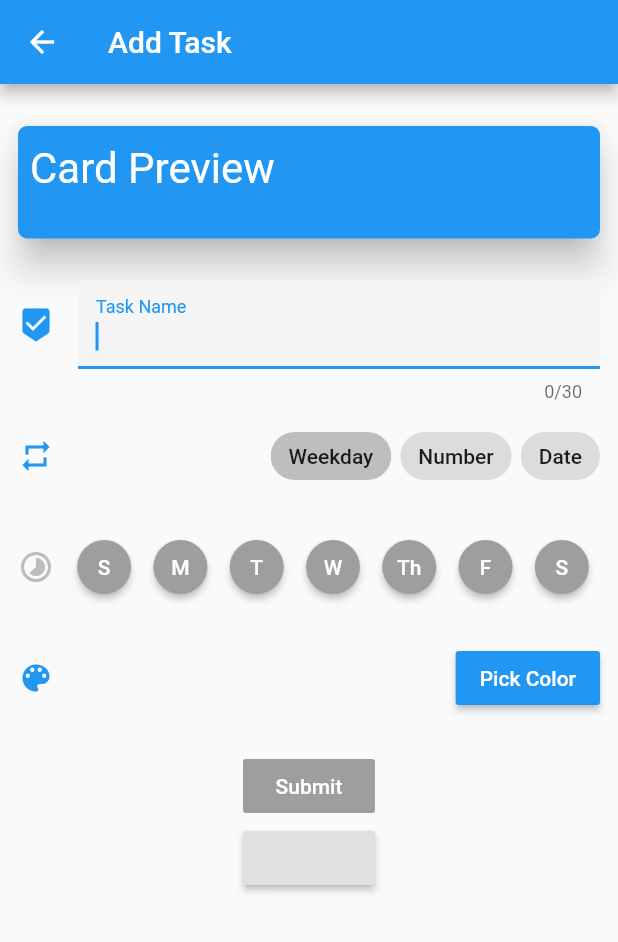
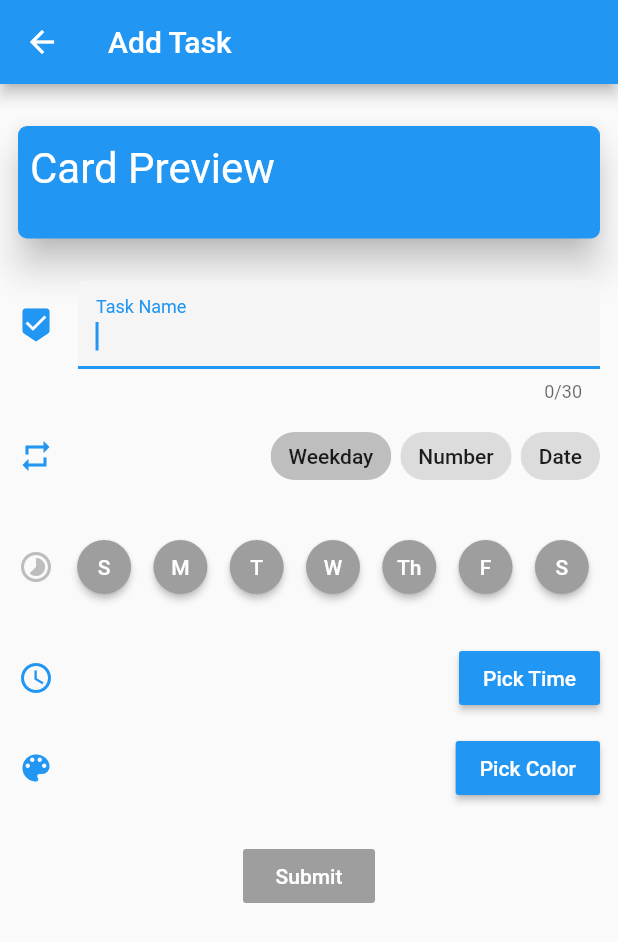
Before and after one commit to SamarthDesai01/RepeatMe, a Flutter app: the AddTask screen opened directly, on a phone screen of 412 x 824 dp. Shown: the top 942 px of the screen. Run offline on Flutter 3.47's test engine with Material 2 defaults, Android fonts, the phone set to English and light mode, and no system bars; our stand-ins replace flutter_local_notifications, shared_preferences; missing offline and left inert: material_color_picker; accounts and stored records are empty.

Commit message:
Add Pick Time Button and Switched to List View
Overflow errors will no longer occur and user can now pick time for reminders. If user doesn't pick a time it will default to 12AM

```diff
--- a/lib/views/add_task.dart
+++ b/lib/views/add_task.dart
@@ -300,7 +300,7 @@ class _AddTaskState extends State<AddTask> {
         ),
         body: new Padding(
           padding: EdgeInsets.all(12.0),
-          child: Column(
+          child: ListView(
             children: <Widget>[
               Padding(
                 padding: EdgeInsets.only(top: 16.0),
@@ -403,6 +403,35 @@ class _AddTaskState extends State<AddTask> {
               Row(
                 children: <Widget>[
                   Icon(
+                    Icons.access_time,
+                    color: _previewCardColor,
+                  ),
+                  Expanded(
+                    child: Padding(
+                      padding: EdgeInsets.symmetric(horizontal: 2.0),
+                    ),
+                  ),
+                  Padding(
+                    padding: EdgeInsets.only(left: 10.0),
+                  ),
+                  RaisedButton(
+                    color: _previewCardColor,
+                    child: Text(
+                      'Pick Time',
+                      style: TextStyle(color: Colors.white),
+                    ),
+                    onPressed: () {
+                      _selectTime(context); //Call the color picker dialog
+                    },
+                  )
+                ],
+              ),
+              Padding(
+                padding: EdgeInsets.only(top: 12.0),
+              ),
+              Row(
+                children: <Widget>[
+                  Icon(
                     Icons.color_lens,
                     color: _previewCardColor,
                   ),
@@ -460,7 +489,7 @@ class _AddTaskState extends State<AddTask> {
                         'Submit',
                         style: TextStyle(color: Colors.white),
                       ),
-                      onPressed: !(_currentTaskSubText.length > 1) //If button subtext exists, so does valid input, thus enable the button if true
+                      onPressed: !(_currentTaskSubTextNoTime.length > 1) //If button subtext exists, so does valid input, thus enable the button if true
                           ? null
                           : () async {
                               var uniqueID = DateTime.now().hashCode;
@@ -479,9 +508,6 @@ class _AddTaskState extends State<AddTask> {
                   ),
                 ),
               ),
-              RaisedButton(onPressed: () {
-                _selectTime(context);
-              })
             ],
           ),
         ),
```
